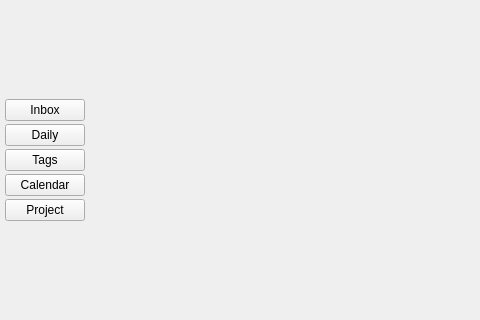
Old version of the form mainwindow.ui in the repository SeptemberHX/TodoManager; both pictures show x 0 to 480 and y 201 to 521 of the 848 by 705 pixel window.
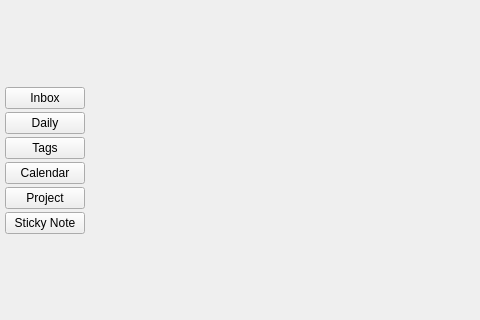
New version of the form.

Commit message: Add: StickNoteTypeItemDelegate which is used to draw a combobox in tableview

Diff of the .ui file:
```diff
--- a/mainwindow.ui
+++ b/mainwindow.ui
@@ -117,6 +117,16 @@
          </property>
         </widget>
        </item>
+       <item>
+        <widget class="QPushButton" name="stickyNotePushButton">
+         <property name="text">
+          <string>Sticky Note</string>
+         </property>
+         <property name="checkable">
+          <bool>true</bool>
+         </property>
+        </widget>
+       </item>
        <item>
         <spacer name="verticalSpacer">
          <property name="orientation">
```
Left out of the diff: 2 changed lines with no effect on the pictures. The commit also changes 15 other files.
